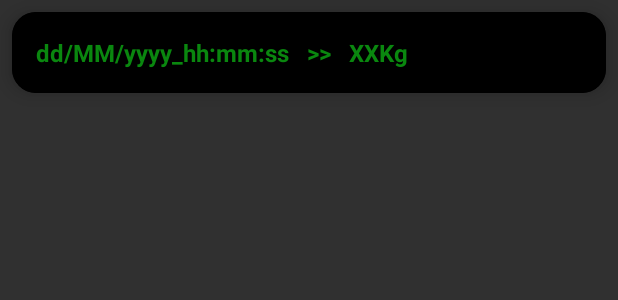
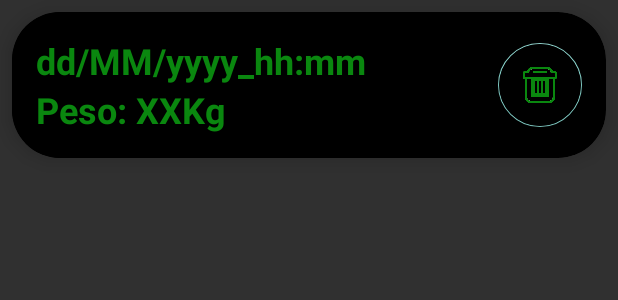
Before and after one commit to brsan7/IMC_kotlin_OLD, an Android app: the layout item_historico.xml on its own in the app's theme, with its tools: preview values and no code run, on a phone screen of 412 x 824 dp. Shown: the top 300 px of the screen. Run offline under Robolectric (Android 15) with nearby library versions, the phone set to English and light mode, and no system bars.

Commit message:
adicionado o Dialog no Historico Edit e um Float Button para excluir os itens do Historico

```diff
--- a/IMC/app/src/main/AndroidManifest.xml
+++ b/IMC/app/src/main/AndroidManifest.xml
@@ -18,7 +18,7 @@
             </intent-filter>
         </activity>
         <activity android:name=".HistoricoActivity" />
-        <activity android:name=".HistoricoEditActivity" />
+        <activity android:name=".HistoricoEditDialog" />
 
     </application>
 
--- /dev/null
+++ b/IMC/app/src/main/java/com/brsan7/imc/HistoricoClickedListener.kt
@@ -0,0 +1,6 @@
+package com.brsan7.imc
+
+interface HistoricoClickedListener {
+    fun historicoClickedItem(index: Int)
+    fun historicoRemoveItem(index: Int)
+}
--- a/IMC/app/src/main/java/com/brsan7/imc/model/HistoricoVO.kt
+++ b/IMC/app/src/main/java/com/brsan7/imc/model/HistoricoVO.kt
@@ -3,6 +3,7 @@ package com.brsan7.imc.model
 data class HistoricoVO(
         var id: Int = -1,
         var data: String = "",
+        var hora: String = "",
         var peso: String = "",
         var altura: String = "",
         var genero: String = "",
--- a/IMC/app/src/main/java/com/brsan7/imc/viewmodels/HistoricoViewModel.kt
+++ b/IMC/app/src/main/java/com/brsan7/imc/viewmodels/HistoricoViewModel.kt
@@ -2,6 +2,7 @@ package com.brsan7.imc.viewmodels
 
 import androidx.lifecycle.MutableLiveData
 import androidx.lifecycle.ViewModel
+import com.brsan7.imc.HistoricoClickedListener
 import com.brsan7.imc.adapter.HistoricoAdapter
 
 class HistoricoViewModel : ViewModel() {
--- a/IMC/app/src/main/res/layout/item_historico.xml
+++ b/IMC/app/src/main/res/layout/item_historico.xml
@@ -6,52 +6,99 @@
     app:cardUseCompatPadding="false"
     app:cardBackgroundColor="@color/black"
     app:cardElevation="8dp"
-    app:cardCornerRadius="16dp"
+    app:cardCornerRadius="32dp"
     android:layout_margin="8dp">
 
-<LinearLayout
+    <androidx.constraintlayout.widget.ConstraintLayout
         android:layout_width="match_parent"
         android:layout_height="wrap_content"
-    android:id="@+id/llItem">
+        android:id="@+id/llItem"
+        android:orientation="horizontal">
+
 
         <LinearLayout
-        android:layout_width="match_parent"
+            android:id="@+id/linearLayout"
+            android:layout_width="wrap_content"
             android:layout_height="wrap_content"
+            android:background="@color/black"
+            android:orientation="vertical"
             android:padding="16dp"
+            app:layout_constraintStart_toStartOf="parent"
+            app:layout_constraintTop_toTopOf="parent">
+
+
+            <LinearLayout
+                android:layout_width="wrap_content"
+                android:layout_height="wrap_content"
                 android:background="@color/black"
                 android:orientation="horizontal">
                 <TextView
                     android:id="@+id/tvData"
-            android:textColor="@color/verde"
-            android:textStyle="bold"
-            android:textSize="16sp"
                     android:layout_width="wrap_content"
                     android:layout_height="wrap_content"
-            android:text="dd/MM/yyyy_hh:mm:ss"/>
+                    android:text="dd/MM/yyyy"
+                    android:textColor="@color/verde"
+                    android:textSize="24sp"
+                    android:textStyle="bold" />
                 <TextView
-            android:textColor="@color/verde"
-            android:textStyle="bold"
-            android:textSize="16sp"
                     android:layout_width="wrap_content"
                     android:layout_height="wrap_content"
-            android:text="   >>   "/>
+                    android:text="_"
+                    android:textColor="@color/verde"
+                    android:textSize="24sp"
+                    android:textStyle="bold" />
+                <TextView
+                    android:id="@+id/tvHora"
+                    android:layout_width="wrap_content"
+                    android:layout_height="wrap_content"
+                    android:text="hh:mm"
+                    android:textColor="@color/verde"
+                    android:textSize="24sp"
+                    android:textStyle="bold" />
+            </LinearLayout>
+
+            <LinearLayout
+                android:layout_width="wrap_content"
+                android:layout_height="wrap_content"
+                android:background="@color/black"
+                android:orientation="horizontal">
+                <TextView
+                    android:layout_width="wrap_content"
+                    android:layout_height="wrap_content"
+                    android:text="@string/constHistEditPeso"
+                    android:textColor="@color/verde"
+                    android:textSize="24sp"
+                    android:textStyle="bold" />
                 <TextView
                     android:id="@+id/tvPeso"
-            android:textColor="@color/verde"
-            android:textStyle="bold"
-            android:textSize="16sp"
                     android:layout_width="wrap_content"
                     android:layout_height="wrap_content"
-            android:text="XX"/>
+                    android:text="XX"
+                    android:textColor="@color/verde"
+                    android:textSize="24sp"
+                    android:textStyle="bold" />
                 <TextView
-            android:textColor="@color/verde"
-            android:textStyle="bold"
-            android:textSize="16sp"
                     android:layout_width="wrap_content"
                     android:layout_height="wrap_content"
-            android:text="@string/constKg"/>
+                    android:text="@string/constKg"
+                    android:textColor="@color/verde"
+                    android:textSize="24sp"
+                    android:textStyle="bold" />
+            </LinearLayout>
 
         </LinearLayout>
 
-</LinearLayout>
+        <com.google.android.material.floatingactionbutton.FloatingActionButton
+            android:id="@+id/fabDelete"
+            style="@style/btStyles"
+            android:layout_width="wrap_content"
+            android:layout_height="wrap_content"
+            android:src="@drawable/excluir"
+            android:layout_marginEnd="16dp"
+            app:layout_constraintBottom_toBottomOf="parent"
+            app:layout_constraintEnd_toEndOf="parent"
+            app:layout_constraintTop_toTopOf="parent" />
+
+    </androidx.constraintlayout.widget.ConstraintLayout>
+
 </androidx.cardview.widget.CardView>
```
Also changed, not shown: IMC/app/src/main/java/com/brsan7/imc/HistoricoActivity.kt (+29 -7 lines), IMC/app/src/main/java/com/brsan7/imc/HistoricoEditActivity.kt (deleted, +0 -89 lines), IMC/app/src/main/java/com/brsan7/imc/HistoricoEditDialog.kt (added, +108 -0 lines), IMC/app/src/main/java/com/brsan7/imc/MainActivity.kt (+5 -2 lines), IMC/app/src/main/java/com/brsan7/imc/adapter/HistoricoAdapter.kt (+6 -2 lines), IMC/app/src/main/java/com/brsan7/imc/helper/HelperDB.kt (+6 -3 lines), IMC/app/src/main/res/layout/activity_historico_edit.xml (+29 -40 lines), IMC/app/src/main/res/values/strings.xml (+10 -9 lines), IMC/app/src/main/res/drawable/excluir.png (added), IMC/app/src/main/res/drawable/historico.png (deleted). Lines whose indentation alone changed are shown as unchanged.
